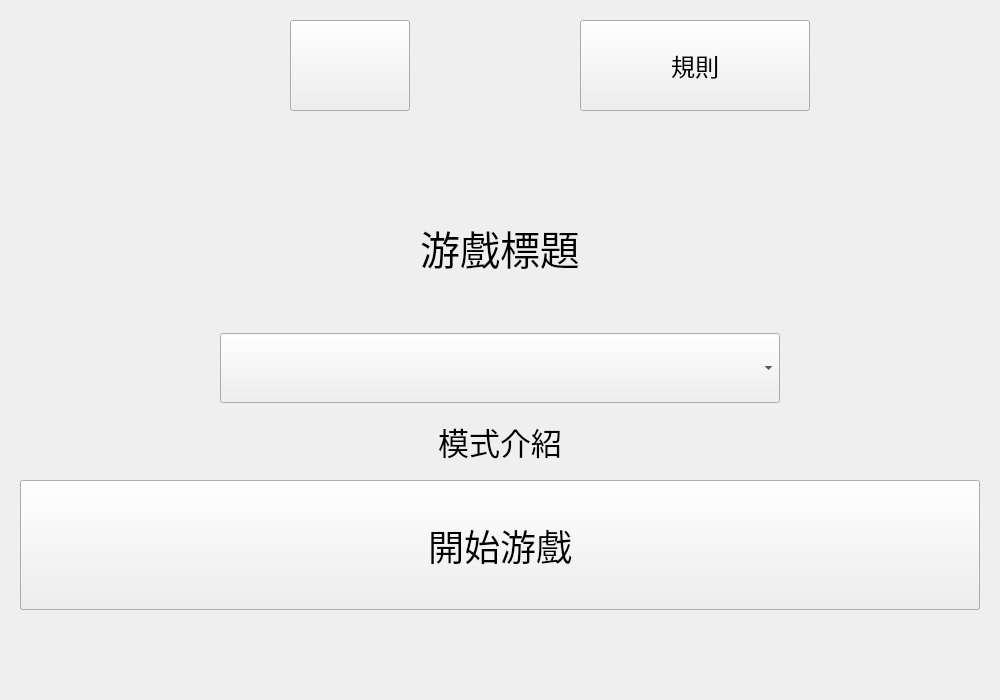
Old version of the form src/ui/introwidget.ui in the repository hwc20896/ChineseProj_CMake.
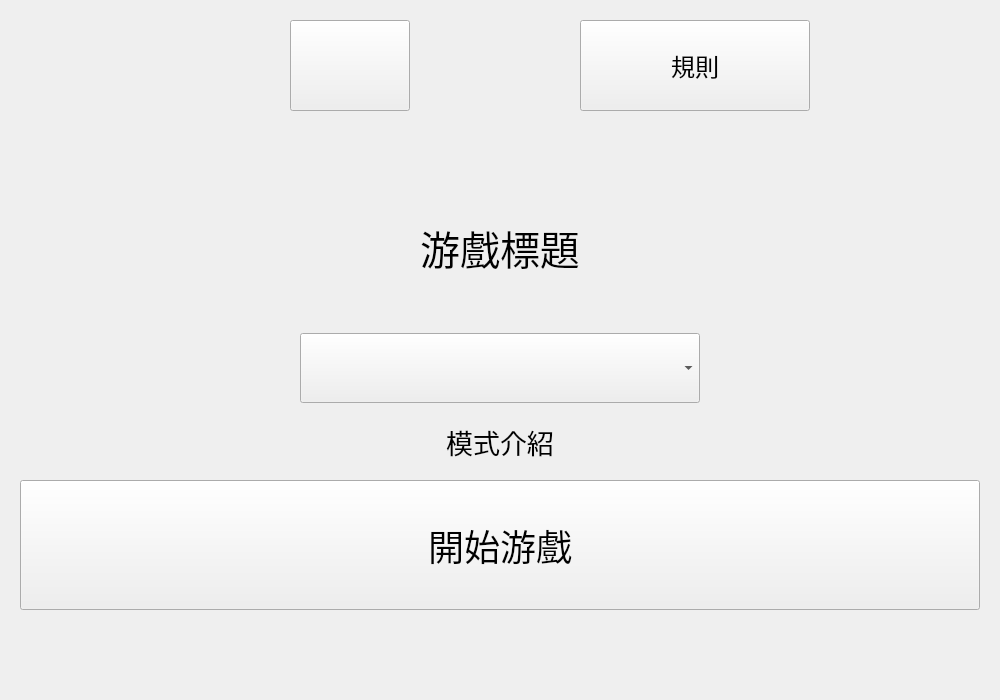
New version of the form.

The edit to the form file:
```diff
--- a/src/ui/introwidget.ui
+++ b/src/ui/introwidget.ui
@@ -117,6 +117,8 @@
       <number>200</number>
      </property>
      <item>
+      <layout class="QHBoxLayout" name="chooserAligner">
+       <item>
       <widget class="QComboBox" name="chooser">
        <property name="minimumSize">
         <size>
@@ -124,14 +126,36 @@
          <height>70</height>
         </size>
        </property>
-      </widget>
-     </item>
+         <property name="maximumSize">
+          <size>
+           <width>400</width>
+           <height>16777215</height>
+          </size>
+         </property>
+         <property name="font">
+          <font>
+           <pointsize>25</pointsize>
+          </font>
+         </property>
+         <property name="currentText">
+          <string/>
+         </property>
+        </widget>
+       </item>
+      </layout>
+     </item>
      <item>
       <widget class="QLabel" name="explanation">
+       <property name="maximumSize">
+        <size>
+         <width>900</width>
+         <height>16777215</height>
+        </size>
+       </property>
        <property name="font">
         <font>
          <family>Microsoft JhengHei</family>
-         <pointsize>23</pointsize>
+         <pointsize>20</pointsize>
         </font>
        </property>
        <property name="text">
@@ -140,6 +164,9 @@
        <property name="alignment">
         <set>Qt::AlignmentFlag::AlignCenter</set>
        </property>
+       <property name="wordWrap">
+        <bool>true</bool>
+       </property>
       </widget>
      </item>
     </layout>
```
Lines whose indentation alone changed are shown as unchanged.
